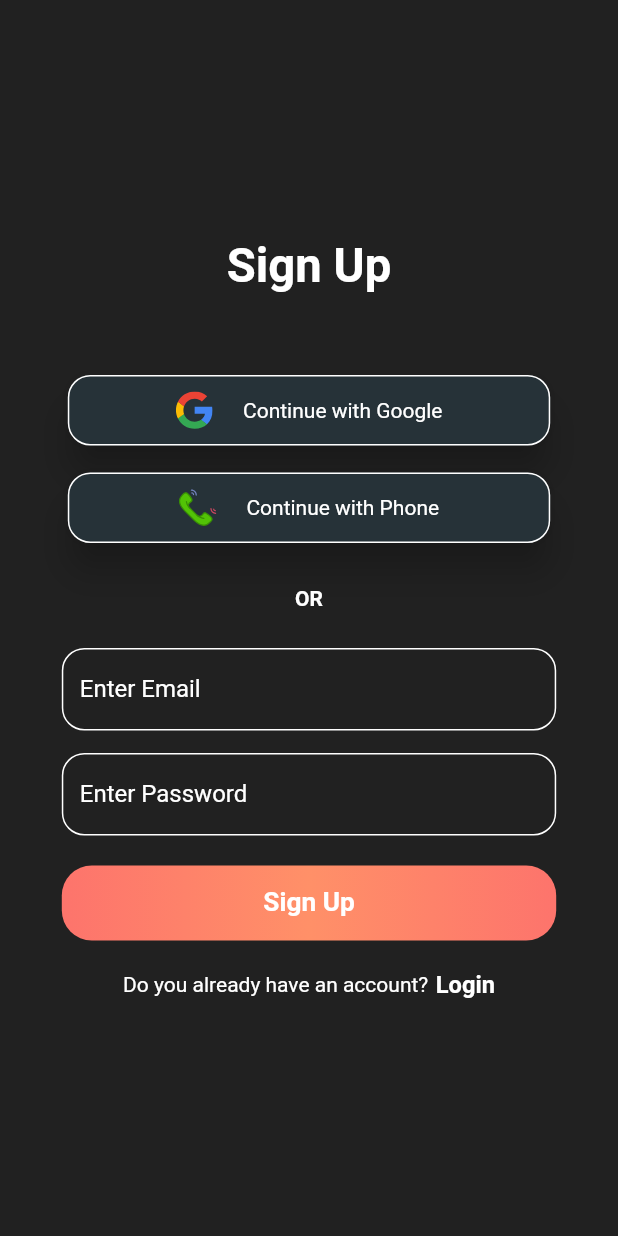
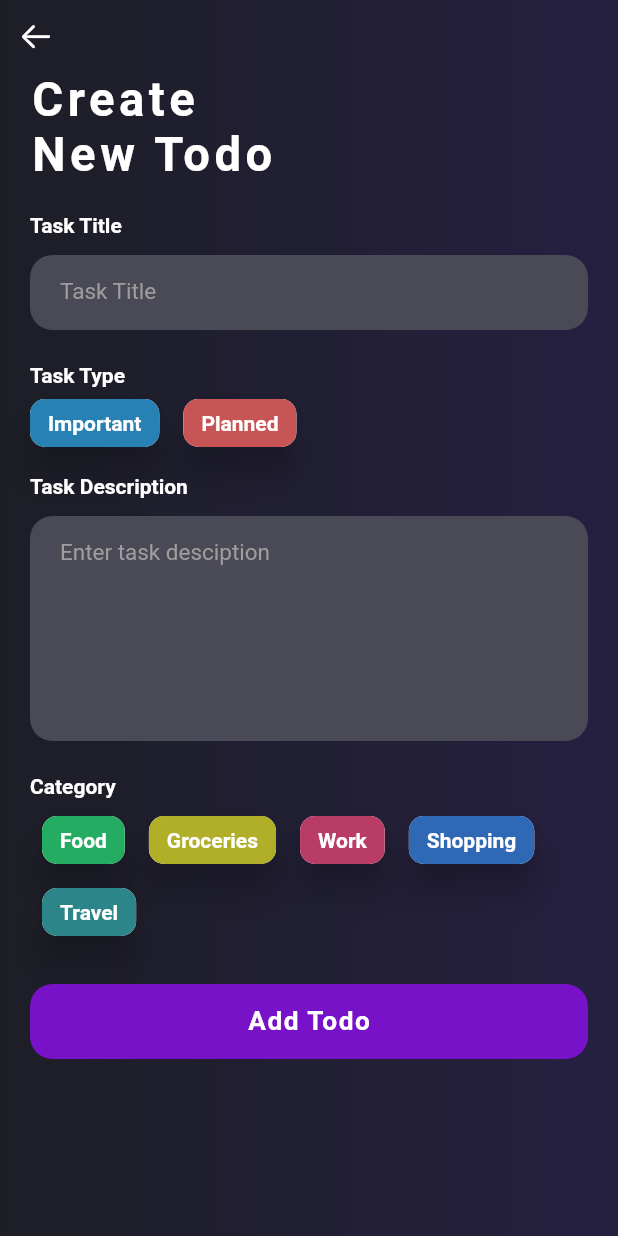
Before and after one commit to AshishSalaskar1/Flutter_Firebase_Todo_App, a Flutter app: the screen it shows after launch, on a phone screen of 412 x 824 dp. Run offline on Flutter 3.47's test engine with Material 2 defaults, Android fonts, the phone set to English and light mode, and no system bars; our stand-ins replace firebase_auth, firebase_core, flutter_secure_storage, flutter_svg, google_sign_in, velocity_x; accounts and stored records are empty.

Commit message:
Added Google Sign, Persisting Signed in Users, Add Todo page

```diff
--- a/lib/main.dart
+++ b/lib/main.dart
@@ -1,8 +1,12 @@
+// ignore_for_file: prefer_const_constructors
+
 import 'package:firebase_core/firebase_core.dart';
 import 'package:flutter/material.dart';
+import 'package:todo_app/pages/add_todo.dart';
 import 'package:todo_app/pages/home_page.dart';
 import 'package:todo_app/pages/sign_in.dart';
 import 'package:todo_app/pages/sign_up.dart';
+import 'package:todo_app/services/auth_service.dart';
 import 'package:todo_app/utils/routes.dart';
 
 void main() async {
@@ -11,18 +15,42 @@ void main() async {
   runApp(const MyApp());
 }
 
-class MyApp extends StatelessWidget {
+class MyApp extends StatefulWidget {
   const MyApp({Key? key}) : super(key: key);
+
+  @override
+  State<MyApp> createState() => _MyAppState();
+}
+
+class _MyAppState extends State<MyApp> {
+  // String homeRoute = MyRoutes.HomePageRoute;
+  AuthClass authClass = AuthClass();
+  Widget homeRoute = HomePage();
+
+  @override
+  void initState() {
+    super.initState();
+    checkLogin();
+  }
+
+  void checkLogin() async {
+    String? token = await authClass.getLoginToken();
+    setState(() {
+      if (token == null)
+        homeRoute = SigninPage();
+      else
+        homeRoute = HomePage();
+    });
+  }
 
   @override
   Widget build(BuildContext context) {
     return MaterialApp(
-      initialRoute: "/signup",
+      home:  AddTodo(),
       routes: {
-        "/": (context) => HomePage(),
-        MyRoutes.SignupRoute : (context) => SignupPage(),
-        MyRoutes.SigninRoute : (context) => SigninPage(),
-        MyRoutes.HomePageRoute : (context) => HomePage()
+        MyRoutes.SignupRoute: (context) => SignupPage(),
+        MyRoutes.SigninRoute: (context) => SigninPage(),
+        MyRoutes.HomePageRoute: (context) => HomePage()
       },
     );
   }
--- /dev/null
+++ b/lib/pages/add_todo.dart
@@ -0,0 +1,130 @@
+// ignore_for_file: prefer_const_constructors
+
+import 'package:flutter/cupertino.dart';
+import 'package:flutter/material.dart';
+import 'package:velocity_x/velocity_x.dart';
+
+class AddTodo extends StatefulWidget {
+  AddTodo({Key? key}) : super(key: key);
+
+  @override
+  _AddTodoState createState() => _AddTodoState();
+}
+
+class _AddTodoState extends State<AddTodo> {
+  @override
+  Widget build(BuildContext context) {
+    return Scaffold(
+      body: SafeArea(
+        child: Container(
+          decoration: BoxDecoration(
+            gradient:
+                LinearGradient(colors: [Color(0xff1d1e26), Color(0xff252041)]),
+          ),
+          child: SingleChildScrollView(
+            child: Column(
+              crossAxisAlignment: CrossAxisAlignment.start,
+              children: [
+                IconButton(
+                    onPressed: () {},
+                    icon: Icon(CupertinoIcons.arrow_left, color: Colors.white)),
+                "Create \nNew Todo".text.widest.white.bold.xl4.make().px20(),
+                SizedBox(height: 20),
+                "Task Title".text.semiBold.white.make().px20(),
+                TitleField(context),
+                SizedBox(height: 10),
+                "Task Type".text.semiBold.white.make().px20(),
+                Row(
+                  children: [
+                    ChipElement("Important", Color(0xFF2881B4)),
+                    ChipElement("Planned", Color(0xFFC75555))
+                  ],
+                ).px12(),
+                SizedBox(height: 10),
+                "Task Description".text.semiBold.white.make().px20(),
+                DescriptionField(context),
+                SizedBox(height: 10),
+                "Category".text.semiBold.white.make().px20(),
+                Wrap(children: [
+                  ChipElement("Food", Color(0xFF24AD62)),
+                  ChipElement("Groceries", Color(0xFFB1AE28)),
+                  ChipElement("Work", Color(0xFFB93C66)),
+                  ChipElement("Shopping", Color(0xFF2F69B6)),
+                  ChipElement("Travel", Color(0xFF2C8588))
+                ]).px20().py4(),
+                SizedBox(height: 20),
+                AddTodoButton(context),
+                SizedBox(height:80)
+              ],
+            ),
+          ),
+        ).hFull(context).wFull(context),
+      ),
+    );
+  }
+
+  Widget AddTodoButton(BuildContext context) {
+    return Container(
+        height: 50,
+        decoration: BoxDecoration(
+          color: Color(0xFF7712C9),
+          borderRadius: BorderRadius.circular(15)
+      ),
+      child: "Add Todo".text.bold.wide.white.xl.make().centered(),
+    ).wFull(context).px20();
+  }
+
+  Widget ChipElement(String label, Color color) {
+    return Chip(
+      label: label.text.semiBold.white.make(),
+      backgroundColor: color,
+      shape: RoundedRectangleBorder(borderRadius: BorderRadius.circular(10)),
+      elevation: 10,
+    ).px8();
+  }
+
+  Widget TitleField(BuildContext context) {
+    return Container(
+      height: 50,
+      decoration: BoxDecoration(
+          color: Color(0xFF494A55),
+          borderRadius: BorderRadius.circular(15)
+      ),
+      child: TextFormField(
+        style: TextStyle(color: Colors.white),
+        decoration: InputDecoration(
+          border: InputBorder.none,
+          hintText: "Task Title",
+          fillColor: Colors.white,
+          hintStyle: TextStyle(
+            color: Colors.grey,
+            fontSize: 15,
+          ),
+          contentPadding: EdgeInsets.symmetric(vertical: 10, horizontal: 20),
+        ),
+      ).wFull(context),
+    ).wFull(context).px20().py12();
+  }
+
+  Widget DescriptionField(BuildContext context) {
+    return Container(
+      height: 150,
+      decoration: BoxDecoration(
+          color: Color(0xFF494A55), borderRadius: BorderRadius.circular(15)),
+      child: TextFormField(
+        maxLines: null,
+        style: TextStyle(color: Colors.white),
+        decoration: InputDecoration(
+          border: InputBorder.none,
+          hintText: "Enter task desciption",
+          fillColor: Colors.white,
+          hintStyle: TextStyle(
+            color: Colors.grey,
+            fontSize: 15,
+          ),
+          contentPadding: EdgeInsets.symmetric(vertical: 10, horizontal: 20),
+        ),
+      ).wFull(context),
+    ).wFull(context).px20().py12();
+  }
+}
--- a/lib/pages/sign_up.dart
+++ b/lib/pages/sign_up.dart
@@ -2,6 +2,7 @@
 
 import 'package:flutter/material.dart';
 import 'package:flutter_svg/flutter_svg.dart';
+import 'package:todo_app/services/auth_service.dart';
 import 'package:todo_app/utils/routes.dart';
 import 'package:velocity_x/velocity_x.dart';
 import 'package:firebase_auth/firebase_auth.dart';
@@ -15,6 +16,7 @@ class SignupPage extends StatefulWidget {
 
 class _SignupPageState extends State<SignupPage> {
   FirebaseAuth firebaseAuth = FirebaseAuth.instance;
+  AuthClass authClass = AuthClass();
 
   final TextEditingController _emailController = TextEditingController();
   final TextEditingController _passwordController = TextEditingController();
@@ -32,10 +34,13 @@ class _SignupPageState extends State<SignupPage> {
               "Sign Up".text.bold.xl4.white.make(),
               SizedBox(height: 50),
               LoginContinueButton(
-                  context, "assets/images/google.svg", "Continue with Google"),
+                  context, "assets/images/google.svg", "Continue with Google",
+                  () async {
+                await authClass.googleSignIn(context);
+              }),
               SizedBox(height: 10),
-              LoginContinueButton(
-                  context, "assets/images/phone.svg", "Continue with Phone"),
+              LoginContinueButton(context, "assets/images/phone.svg",
+                  "Continue with Phone", () => {}),
               SizedBox(height: 25),
               "OR".text.white.bold.make(),
               SizedBox(height: 25),
@@ -49,9 +54,7 @@ class _SignupPageState extends State<SignupPage> {
                 mainAxisAlignment: MainAxisAlignment.center,
                 children: [
                   "Do you already have an account?".text.white.make(),
-                  SizedBox(
-                    width: 5,
-                  ),
+                  SizedBox(width: 5),
                   "Login".text.white.bold.lg.make().onInkTap(
                       () => Navigator.pushNamed(context, MyRoutes.SigninRoute))
                 ],
@@ -63,8 +66,8 @@ class _SignupPageState extends State<SignupPage> {
     );
   }
 
-  Widget LoginContinueButton(
-      BuildContext context, String imagePath, String displayText) {
+  Widget LoginContinueButton(BuildContext context, String imagePath,
+      String displayText, Function onTapFunction) {
     return Container(
       height: 55,
       child: Card(
@@ -82,7 +85,9 @@ class _SignupPageState extends State<SignupPage> {
           ],
         ),
       ),
-    ).wFourFifth(context);
+    ).wFourFifth(context).onInkTap(() {
+      onTapFunction();
+    });
   }
 
   Widget LoginTextField(BuildContext context, String label,
@@ -119,24 +124,31 @@ class _SignupPageState extends State<SignupPage> {
             child: "Sign Up".text.bold.xl.white.makeCentered())
         .wFourFifth(context)
         .onInkTap(() async {
-          setState(() {loadCircle = true;});
+      setState(() {
+        loadCircle = true;
+      });
       try {
         UserCredential userCredential =
             await firebaseAuth.createUserWithEmailAndPassword(
                 email: _emailController.text.trim(),
                 password: _passwordController.text.trim());
+        authClass.storeLoginToken(userCredential);
         final snackBar =
             SnackBar(content: "Account Creation Successful".text.make());
 
         ScaffoldMessenger.of(context).showSnackBar(snackBar);
 
-            setState(() {loadCircle = false;});
-            await Navigator.pushNamed(context,MyRoutes.HomePageRoute);
+        setState(() {
+          loadCircle = false;
+        });
+        await Navigator.pushNamed(context, MyRoutes.HomePageRoute);
       } catch (e) {
         final snackBar =
             SnackBar(content: e.toString().split("]")[1].text.make());
         ScaffoldMessenger.of(context).showSnackBar(snackBar);
-            setState(() {loadCircle = false;});
+        setState(() {
+          loadCircle = false;
+        });
       }
     });
   }
--- a/pubspec.yaml
+++ b/pubspec.yaml
@@ -32,8 +32,10 @@ dependencies:
   firebase_core: ^1.10.6
   flutter:
     sdk: flutter
+  flutter_secure_storage: ^5.0.2
   flutter_svg: ^1.0.0
   google_fonts: ^2.1.1
+  google_sign_in: ^5.2.1
   velocity_x: ^3.3.0
 
 dev_dependencies:
```
Also changed, not shown: lib/pages/home_page.dart (+25 -5 lines), lib/pages/sign_in.dart (+36 -27 lines), lib/services/auth_service.dart (added, +73 -0 lines), pubspec.lock, 1 other file. Lines whose indentation alone changed are shown as unchanged.
